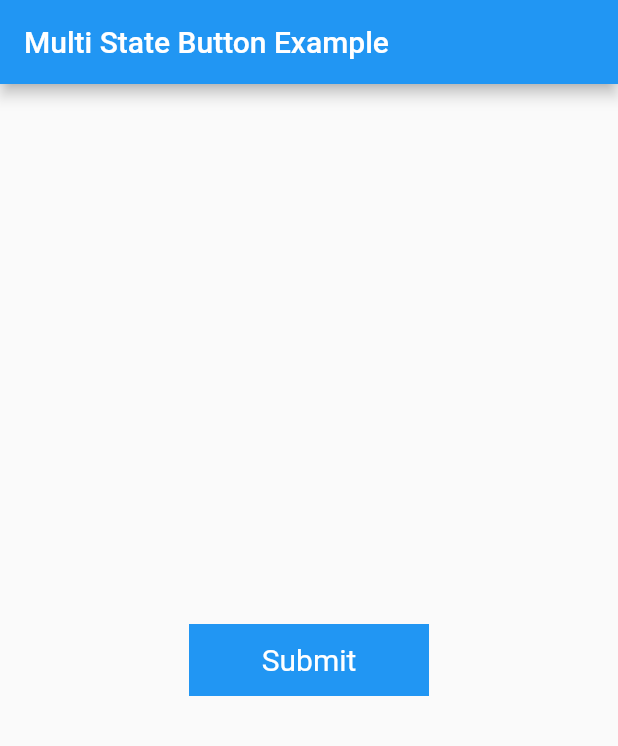
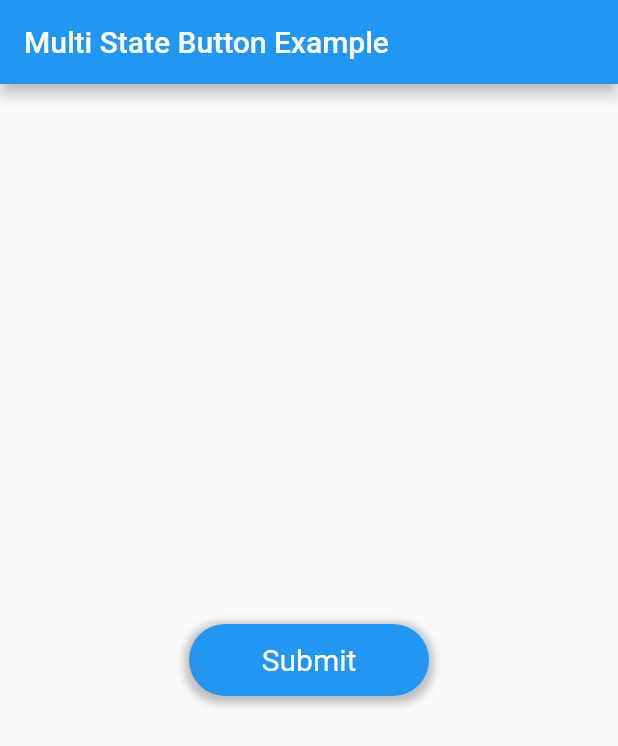
Before and after one commit to Bharathh-Raj/multi_state_button, a Flutter app: the screen it shows after launch, on a phone screen of 412 x 824 dp. Shown: the top 746 px of the screen. Run offline on Flutter 3.47's test engine with Material 2 defaults, Android fonts, the phone set to English and light mode, and no system bars.

Commit message:
example app optimization

```diff
--- a/example/lib/main.dart
+++ b/example/lib/main.dart
@@ -3,21 +3,15 @@ import 'package:multi_state_button/multi_state_button.dart';
 
 void main() => runApp(MyApp());
 
-class MyApp extends StatefulWidget {
-  MyApp({Key? key}) : super(key: key);
-
-  @override
-  _MyAppState createState() => _MyAppState();
-}
-
-class _MyAppState extends State<MyApp> {
-  late final MultiStateButtonController multiStateButtonController;
-
-  @override
-  void initState() {
-    multiStateButtonController = MultiStateButtonController(initialStateName: "Submit");
-    super.initState();
-  }
+class MyApp extends StatelessWidget {
+  static const String _submit = "Submit";
+  static const String _loading = "Loading";
+  static const String _tryAgain = "Try Again";
+  static const String _error = "Error";
+  static const String _block = "Block";
+  static const String _success = "Success";
+  static const String _tick = "Tick";
+  final MultiStateButtonController multiStateButtonController = MultiStateButtonController(initialStateName: _submit);
 
   @override
   Widget build(BuildContext context) {
@@ -27,15 +21,16 @@ class _MyAppState extends State<MyApp> {
         appBar: AppBar(title: const Text("Multi State Button Example")),
         body: Center(
           child: MultiStateButton(
+            multiStateButtonController: multiStateButtonController,
             buttonStates: [
               ButtonState(
-                  stateName: "Submit",
+                  stateName: _submit,
                   child: Text(
-                    "Submit",
+                    _submit,
                   ),
                   textStyle: TextStyle(color: Colors.white, fontSize: 20),
                   size: Size(160, 48),
-                  boxDecoration: BoxDecoration(
+                  decoration: BoxDecoration(
                     color: Colors.blue,
                     borderRadius: BorderRadius.all(Radius.circular(24)),
                     boxShadow: <BoxShadow>[
@@ -48,32 +43,10 @@ class _MyAppState extends State<MyApp> {
                     ],
                   ),
                   onPressed: () {
-                    multiStateButtonController.setButtonState = "Loading";
+                    multiStateButtonController.setButtonState = _loading;
                   }),
               ButtonState(
-                  stateName: "Loading",
-                  alignment: Alignment.centerRight,
-                  child: Padding(
-                    padding: const EdgeInsets.all(8.0),
-                    child: SizedBox(
-                      height: 24,
-                      width: 24,
-                      child: CircularProgressIndicator(
-                        strokeWidth: 3,
-                        color: Colors.white,
-                      ),
-                    ),
-                  ),
-                  boxDecoration: BoxDecoration(
-                    color: Colors.teal,
-                    borderRadius: BorderRadius.all(Radius.circular(48)),
-                  ),
-                  size: Size(160, 48),
-                  onPressed: () {
-                    multiStateButtonController.setButtonState = "Loading2";
-                  }),
-              ButtonState(
-                  stateName: "Loading2",
+                  stateName: _loading,
                   alignment: Alignment.center,
                   child: Padding(
                     padding: const EdgeInsets.all(8.0),
@@ -86,17 +59,17 @@ class _MyAppState extends State<MyApp> {
                       ),
                     ),
                   ),
-                  boxDecoration: BoxDecoration(
+                  decoration: BoxDecoration(
                     color: Colors.teal,
                     borderRadius: BorderRadius.all(Radius.circular(48)),
                   ),
-                  size: Size(160, 48),
+                  size: Size(48, 48),
                   onPressed: () {
-                    multiStateButtonController.setButtonState = "Try Again";
+                    multiStateButtonController.setButtonState = _tryAgain;
                   }),
               ButtonState(
-                  stateName: "Try Again",
-                  boxDecoration: BoxDecoration(
+                  stateName: _tryAgain,
+                  decoration: BoxDecoration(
                     color: Colors.orange,
                     borderRadius: BorderRadius.all(Radius.circular(24)),
                     boxShadow: const <BoxShadow>[
@@ -109,21 +82,20 @@ class _MyAppState extends State<MyApp> {
                     ],
                   ),
                   child: Text(
-                    "Try Again",
+                    _tryAgain,
                   ),
                   size: Size(160, 48),
                   textStyle: TextStyle(color: Colors.white, fontSize: 20, fontWeight: FontWeight.w500),
                   onPressed: () {
-                    multiStateButtonController.setButtonState = "Error";
+                    multiStateButtonController.setButtonState = _error;
                   }),
               ButtonState(
-                  stateName: "Error",
-                  child: Center(
+                  stateName: _error,
                   child: Row(
                     mainAxisAlignment: MainAxisAlignment.center,
                     children: [
                       Text(
-                          "Error",
+                        _error,
                       ),
                       const SizedBox(
                         width: 16,
@@ -134,23 +106,29 @@ class _MyAppState extends State<MyApp> {
                       )
                     ],
                   ),
-                  ),
                   textStyle: TextStyle(color: Colors.white, fontSize: 22, fontWeight: FontWeight.bold),
-                  boxDecoration: BoxDecoration(
+                  decoration: BoxDecoration(
                     color: Colors.red,
                     borderRadius: BorderRadius.all(Radius.circular(12)),
+                    boxShadow: <BoxShadow>[
+                      BoxShadow(
+                        color: Colors.red.withOpacity(0.5),
+                        blurRadius: 8.0,
+                        spreadRadius: 3.0,
+                      )
+                    ],
                   ),
-                  size: Size(160, 48),
+                  size: Size(180, 48),
                   onPressed: () {
-                    multiStateButtonController.setButtonState = "Success";
+                    multiStateButtonController.setButtonState = _success;
                   }),
               ButtonState(
-                  stateName: "Success",
+                  stateName: _success,
                   child: Row(
                     mainAxisAlignment: MainAxisAlignment.center,
                     children: [
                       Text(
-                        "Success",
+                        _success,
                       ),
                       const SizedBox(
                         width: 16,
@@ -162,7 +140,7 @@ class _MyAppState extends State<MyApp> {
                     ],
                   ),
                   textStyle: TextStyle(color: Colors.white, fontSize: 22),
-                  boxDecoration: BoxDecoration(
+                  decoration: BoxDecoration(
                     color: Colors.green,
                     borderRadius: BorderRadius.all(Radius.circular(48)),
                     boxShadow: const <BoxShadow>[
@@ -174,12 +152,46 @@ class _MyAppState extends State<MyApp> {
                       )
                     ],
                   ),
-                  size: Size(160, 48),
+                  size: Size(200, 48),
                   onPressed: () {
-                    multiStateButtonController.setButtonState = "Submit";
+                    multiStateButtonController.setButtonState = _block;
+                  }),
+              ButtonState(
+                  stateName: _block,
+                  child: Icon(
+                    Icons.block,
+                    color: Colors.white,
+                  ),
+                  decoration: BoxDecoration(
+                    color: Colors.blueGrey,
+                    borderRadius: BorderRadius.all(Radius.circular(12)),
+                  ),
+                  size: Size(48, 48),
+                  onPressed: () {
+                    multiStateButtonController.setButtonState = _tick;
+                  }),
+              ButtonState(
+                  stateName: _tick,
+                  child: Icon(
+                    Icons.done_rounded,
+                    color: Colors.white,
+                  ),
+                  decoration: BoxDecoration(
+                    color: Colors.cyan,
+                    borderRadius: BorderRadius.all(Radius.circular(24)),
+                    boxShadow: <BoxShadow>[
+                      BoxShadow(
+                        color: Colors.cyan.withOpacity(0.5),
+                        blurRadius: 6.0,
+                        spreadRadius: 3.0,
+                      )
+                    ],
+                  ),
+                  size: Size(48, 48),
+                  onPressed: () {
+                    multiStateButtonController.setButtonState = _submit;
                   }),
             ],
-            multiStateButtonController: multiStateButtonController,
           ),
         ),
       ),
```
Lines whose indentation alone changed are shown as unchanged.
